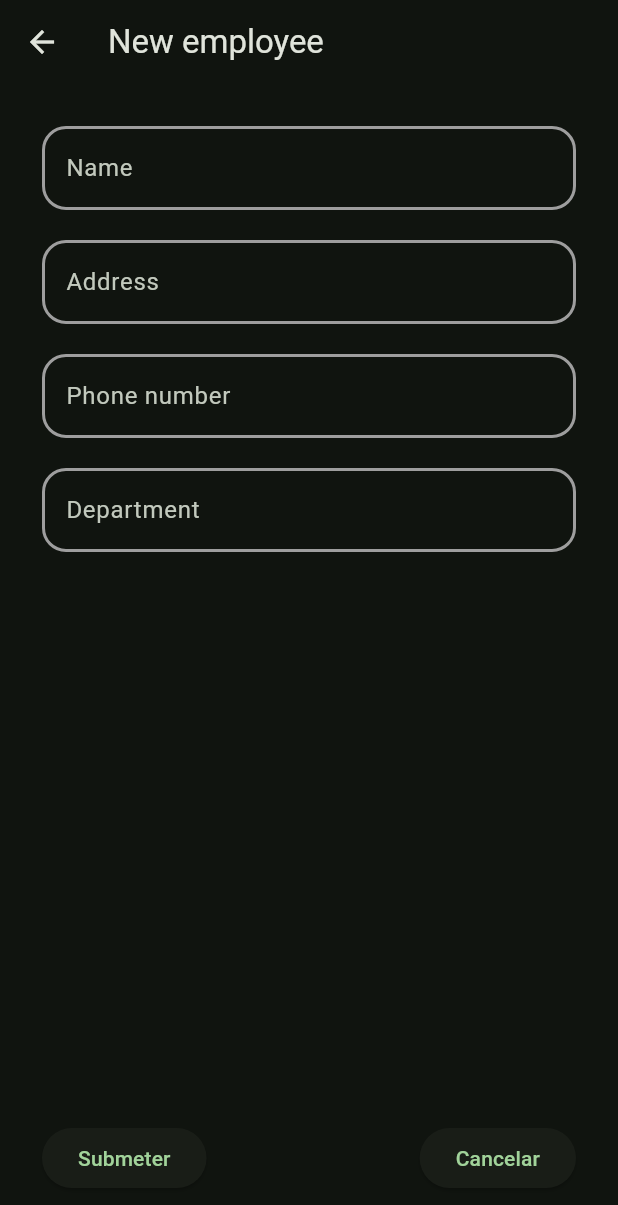
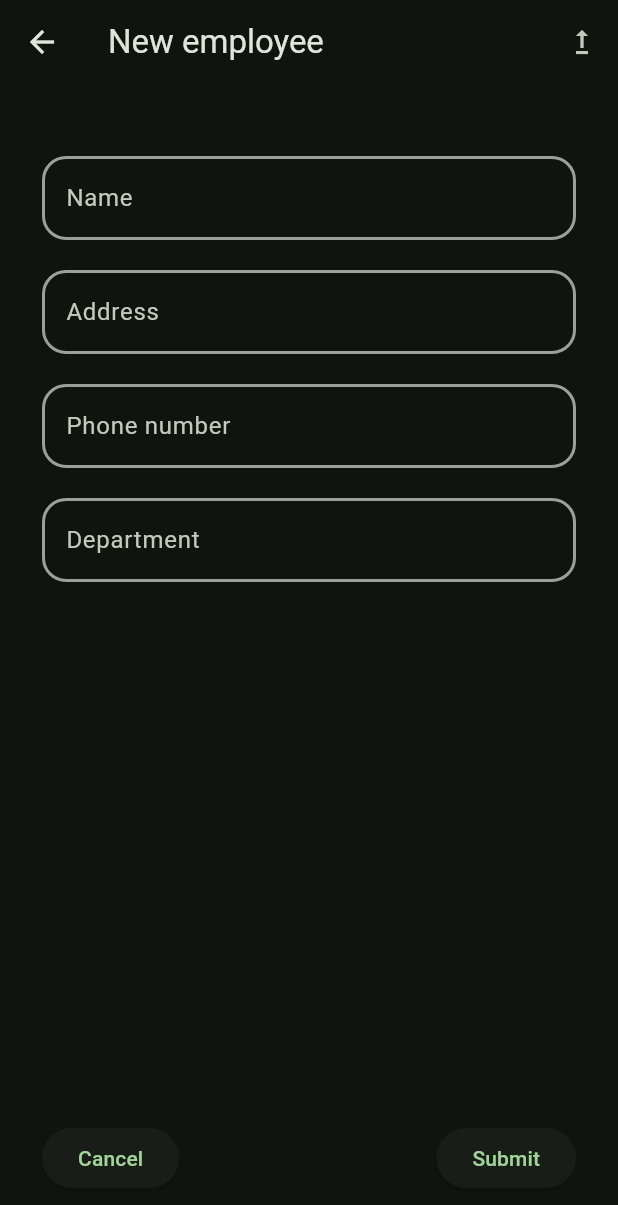
Before and after one commit to HelioPC/SoapCrud, a Flutter app: the screen it shows after launch, after a tap on the "save" icon, on a phone screen of 412 x 824 dp. Shown: the top 1205 px of the screen. Run offline on Flutter 3.47's test engine with Material 2 defaults, Android fonts, the phone set to English and light mode, and no system bars.

Commit message:
Update Employee
CRUD 03/04

```diff
--- a/client/employee/lib/pages/form_page.dart
+++ b/client/employee/lib/pages/form_page.dart
@@ -17,6 +17,7 @@ class _FormPageState extends State<FormPage> {
   final _formKey = GlobalKey<FormState>();
   final _formData = <String, Object>{};
   bool _isLoading = false;
+  bool _isUpgradeMode = false;
 
   void _submit() async {
     final isValid = _formKey.currentState?.validate() ?? false;
@@ -28,19 +29,21 @@ class _FormPageState extends State<FormPage> {
     setState(() => _isLoading = true);
 
     final employee = Employee(
-      id: Random().nextInt(1000) + 1,
+      id: _isUpgradeMode ? _formData['id'] as int : Random().nextInt(1000) + 1,
       name: _formData['name'] as String,
       phone: _formData['phone'].toString(),
       department: _formData['department'] as String,
       address: _formData['address'] as String,
     );
 
-    var response = await context.read<EmployeeProvider>().addEmployee(employee);
+    var response = _isUpgradeMode
+        ? await context.read<EmployeeProvider>().updateEmployee(employee)
+        : await context.read<EmployeeProvider>().addEmployee(employee);
 
     if (context.mounted) {
       ScaffoldMessenger.of(context).showSnackBar(
         SnackBar(
-          content: Text(response ? 'Successfully added' : 'New employee fail'),
+          content: Text(response ? 'Successfully submited' : 'Fail to submit'),
           duration: const Duration(seconds: 3),
           action: SnackBarAction(
             label: 'Dismiss',
@@ -56,9 +59,18 @@ class _FormPageState extends State<FormPage> {
   @override
   Widget build(BuildContext context) {
     return Scaffold(
-      resizeToAvoidBottomInset: true,
+      resizeToAvoidBottomInset: false,
+      extendBody: true,
       appBar: AppBar(
-        title: const Text('New employee'),
+        title: Text(_isUpgradeMode ? 'Upgrade employee' : 'New employee'),
+        actions: [
+          IconButton(
+            onPressed: () {
+              setState(() => _isUpgradeMode = !_isUpgradeMode);
+            },
+            icon: Icon(_isUpgradeMode ? Icons.add : Icons.upgrade),
+          ),
+        ],
       ),
       body: Padding(
         padding: const EdgeInsets.all(28.0),
@@ -66,6 +78,55 @@ class _FormPageState extends State<FormPage> {
           key: _formKey,
           child: Column(
             children: [
+              if (_isUpgradeMode)
+                TextFormField(
+                  onTapOutside: (event) {
+                    FocusManager.instance.primaryFocus?.unfocus();
+                  },
+                  validator: (value) {
+                    final phone = int.tryParse(
+                          value?.replaceFirst(RegExp(','), '') ?? '-1',
+                        ) ??
+                        -1;
+
+                    if (phone <= 0) {
+                      return 'Invalid id';
+                    }
+
+                    if (phone.toString().startsWith('0')) {
+                      return 'Number must not start with 0';
+                    }
+
+                    return null;
+                  },
+                  onSaved: (id) => _formData['id'] = int.parse(
+                    id?.replaceFirst(RegExp(','), '') ?? '0',
+                  ),
+                  textInputAction: TextInputAction.next,
+                  keyboardType: TextInputType.number,
+                  inputFormatters: [
+                    LengthLimitingTextInputFormatter(9),
+                    FilteringTextInputFormatter.digitsOnly,
+                  ],
+                  decoration: InputDecoration(
+                    label: const Text('Id'),
+                    fillColor: const Color.fromARGB(50, 255, 255, 255),
+                    border: OutlineInputBorder(
+                      borderRadius: const BorderRadius.all(Radius.circular(16)),
+                      borderSide: BorderSide(
+                          width: 1,
+                          color: Theme.of(context).colorScheme.primary),
+                    ),
+                    enabledBorder: const OutlineInputBorder(
+                      borderRadius: BorderRadius.all(Radius.circular(16)),
+                      borderSide: BorderSide(
+                        width: 2,
+                        color: Colors.grey,
+                      ),
+                    ),
+                  ),
+                ),
+              const SizedBox(height: 20),
               TextFormField(
                 onTapOutside: (event) {
                   FocusManager.instance.primaryFocus?.unfocus();
@@ -151,7 +212,7 @@ class _FormPageState extends State<FormPage> {
                       -1;
 
                   if (phone <= 0) {
-                    return 'Invalid price';
+                    return 'Invalid phone number';
                   }
 
                   if (phone.toString().length != 9) {
@@ -233,14 +294,14 @@ class _FormPageState extends State<FormPage> {
                 mainAxisAlignment: MainAxisAlignment.spaceBetween,
                 children: [
                   ElevatedButton(
-                    onPressed: _isLoading ? null : _submit,
-                    child: const Text('Submeter'),
-                  ),
-                  ElevatedButton(
                     onPressed: () {
                       _formData.clear();
                     },
-                    child: const Text('Cancelar'),
+                    child: const Text('Cancel'),
+                  ),
+                  ElevatedButton(
+                    onPressed: _isLoading ? null : _submit,
+                    child: const Text('Submit'),
                   ),
                 ],
               ),
```
Also changed, not shown: client/employee/lib/provider/employee_provider.dart (+38 -3 lines).
